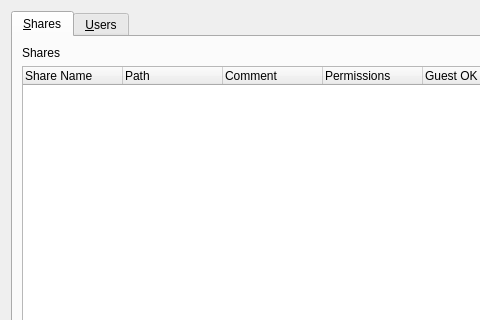
MX-Linux/mx-samba-config, file mainwindow.ui: the form before one commit; both pictures show x 0 to 480 and y 0 to 320 of the 652 by 578 pixel window.
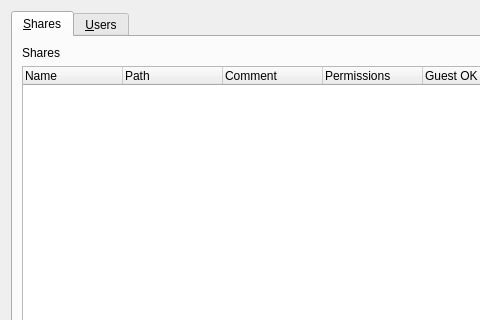
The form after the commit. Icons and pictures are not drawn.

Commit message: modify share name to "name", change missing user text

```diff
--- a/mainwindow.ui
+++ b/mainwindow.ui
@@ -37,7 +37,7 @@
           <widget class="QTreeWidget" name="treeWidgetShares">
            <column>
             <property name="text">
-             <string>Share Name</string>
+             <string>Name</string>
             </property>
            </column>
            <column>
```
The commit also changes 1 other file.
